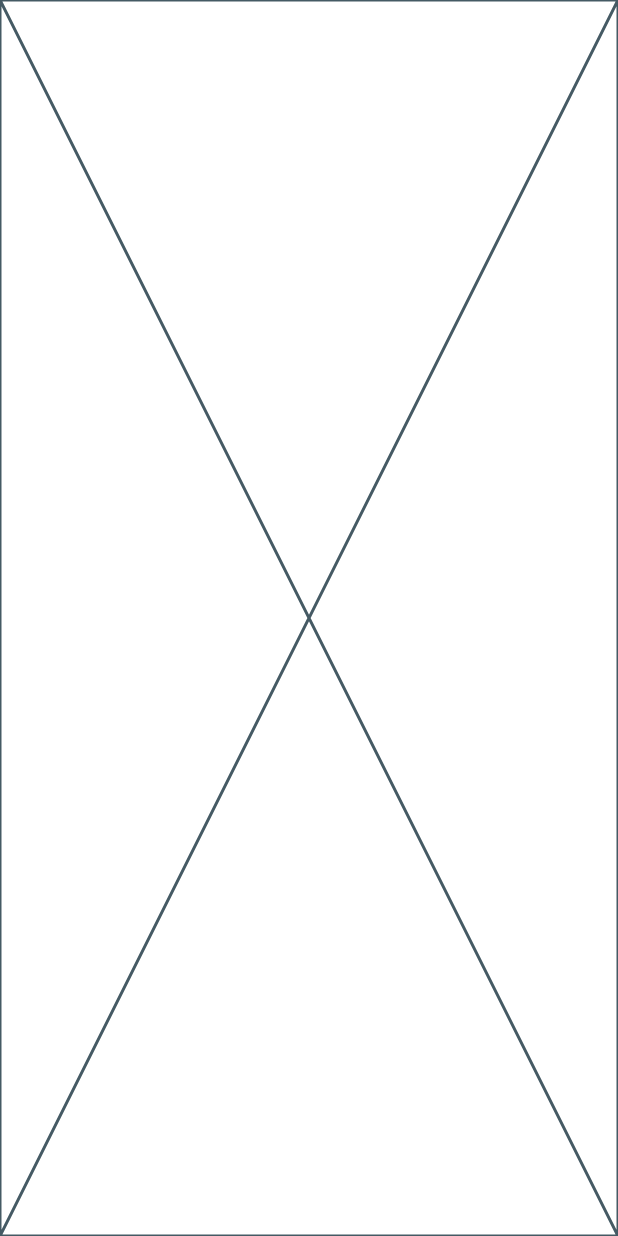
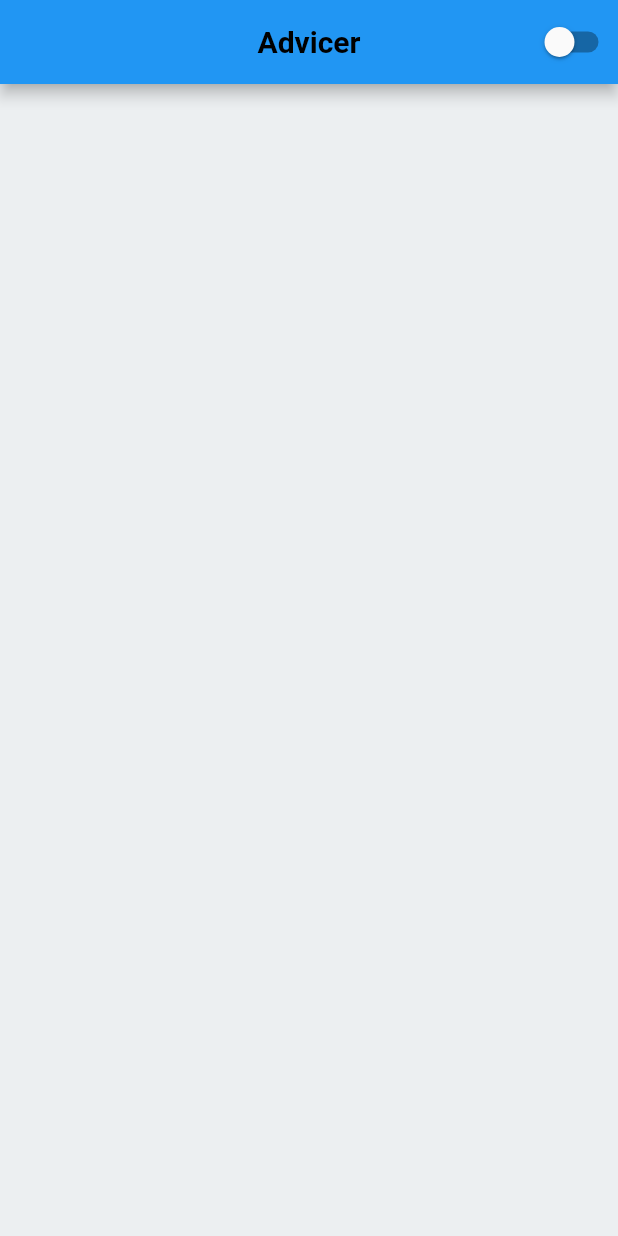
Before and after one commit to sipamungkas/flutter_advicer_get_an_advice, a Flutter app: the screen it shows after launch, on a phone screen of 412 x 824 dp. Run offline on Flutter 3.47's test engine with Material 2 defaults, Android fonts, the phone set to English and light mode, and no system bars; Roboto replaces fonts that are missing (Rubik).

Commit message:
WIP: advice page

```diff
--- /dev/null
+++ b/lib/application/pages/advice/advice_page.dart
@@ -0,0 +1,36 @@
+import 'package:advicer/application/core/services/theme_service.dart';
+import 'package:flutter/material.dart';
+import 'package:provider/provider.dart';
+
+class AdvicePage extends StatelessWidget {
+  const AdvicePage({super.key});
+
+  @override
+  Widget build(BuildContext context) {
+    final themeData = Theme.of(context);
+
+    return Scaffold(
+      appBar: AppBar(
+        title: Text(
+          'Advicer',
+          style: themeData.textTheme.displayLarge,
+        ),
+        centerTitle: true,
+        actions: [
+          Switch(
+            value: Provider.of<ThemeService>(context).isDarkModeOn,
+            onChanged: (_) {
+              Provider.of<ThemeService>(context, listen: false).toggleTheme();
+            },
+          ),
+        ],
+      ),
+      body: Padding(
+        padding: const EdgeInsets.symmetric(horizontal: 50),
+        child: Column(
+          children: [],
+        ),
+      ),
+    );
+  }
+}
--- a/lib/main.dart
+++ b/lib/main.dart
@@ -1,3 +1,4 @@
+import 'package:advicer/application/pages/advice/advice_page.dart';
 import 'package:advicer/theme.dart';
 import 'package:advicer/application/core/services/theme_service.dart';
 import 'package:flutter/material.dart';
@@ -21,7 +22,7 @@ class MyApp extends StatelessWidget {
         theme: AppTheme.lightTheme,
         darkTheme: AppTheme.darkTheme,
         title: 'Question List',
-        home: const Placeholder(),
+        home: const AdvicePage(),
       );
     });
   }
```
